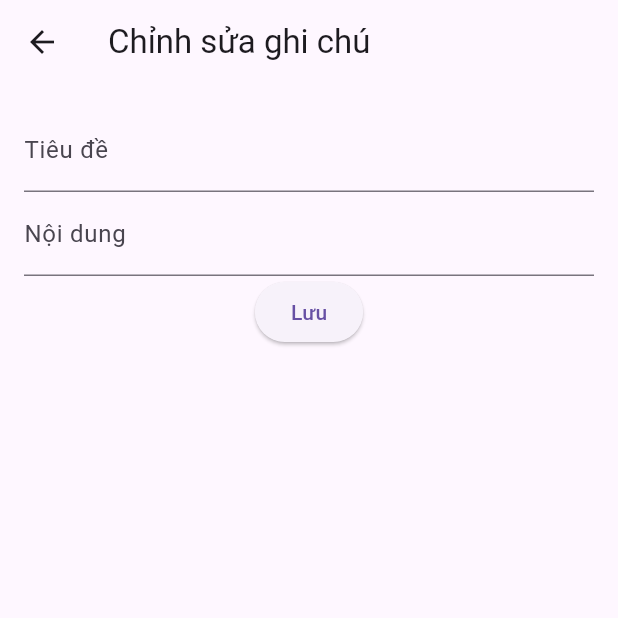
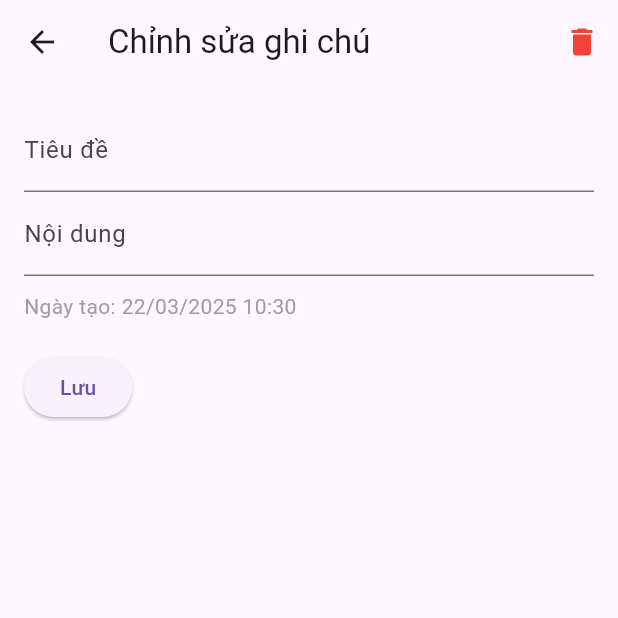
Before and after one commit to nhatanh100304/MobileAppNotePad, a Flutter app: the NoteEditorPage screen opened directly with empty values, on a phone screen of 412 x 824 dp, the top half of it. Run offline on Flutter 3.47's test engine with Material 3 defaults, Android fonts, the phone set to English and light mode, and no system bars; our stand-ins replace cloud_firestore, firebase_auth, firebase_core, flutter_bloc; accounts and stored records are empty.

Commit message:
add delete notepad

```diff
--- a/lib/presentation/view/note_edit_page.dart
+++ b/lib/presentation/view/note_edit_page.dart
@@ -1,34 +1,61 @@
 import 'package:firebase/domain/entities/note.dart';
 import 'package:firebase/presentation/Bloc/bloc_note/note_bloc.dart';
 import 'package:firebase/presentation/Bloc/bloc_note/note_event.dart';
-import 'package:flutter/cupertino.dart';
 import 'package:flutter/material.dart';
 import 'package:flutter_bloc/flutter_bloc.dart';
+import 'package:intl/intl.dart';
 
-class NoteEditorPage extends StatelessWidget {
+class NoteEditorPage extends StatefulWidget {
   final Note note;
 
   NoteEditorPage({required this.note});
 
-  final TextEditingController _titleController = TextEditingController();
-  final TextEditingController _contentController = TextEditingController();
+  @override
+  _NoteEditorPageState createState() => _NoteEditorPageState();
+}
+
+class _NoteEditorPageState extends State<NoteEditorPage> {
+  late TextEditingController _titleController;
+  late TextEditingController _contentController;
+
+  @override
+  void initState() {
+    super.initState();
+    _titleController = TextEditingController(text: widget.note.title);
+    _contentController = TextEditingController(text: widget.note.content);
+  }
 
   @override
   Widget build(BuildContext context) {
-    _titleController.text = note.title;
-    _contentController.text = note.content;
-
     return Scaffold(
-      appBar: AppBar(title: Text("Chỉnh sửa ghi chú")),
+      appBar: AppBar(
+        title: Text("Chỉnh sửa ghi chú"),
+        actions: [
+          IconButton(
+            icon: Icon(Icons.delete, color: Colors.red),
+            onPressed: () => _confirmDelete(context, widget.note.id),
+          ),
+        ],
+      ),
       body: Padding(
         padding: EdgeInsets.all(16.0),
         child: Column(
+          crossAxisAlignment: CrossAxisAlignment.start,
           children: [
             TextField(controller: _titleController, decoration: InputDecoration(labelText: "Tiêu đề")),
             TextField(controller: _contentController, decoration: InputDecoration(labelText: "Nội dung")),
+            SizedBox(height: 10),
+            Text(
+              "Ngày tạo: ${DateFormat('dd/MM/yyyy HH:mm').format(widget.note.createdAt)}",
+              style: TextStyle(fontSize: 14, color: Colors.grey),
+            ),
+            SizedBox(height: 20),
             ElevatedButton(
               onPressed: () {
-                final updatedNote = note.copyWith(title: _titleController.text, content: _contentController.text);
+                final updatedNote = widget.note.copyWith(
+                  title: _titleController.text,
+                  content: _contentController.text,
+                );
                 context.read<NoteBloc>().add(UpdateNote(updatedNote));
                 Navigator.pop(context);
               },
@@ -39,4 +66,30 @@ class NoteEditorPage extends StatelessWidget {
       ),
     );
   }
+
+  void _confirmDelete(BuildContext context, String noteId) {
+    showDialog(
+      context: context,
+      builder: (BuildContext dialogContext) {
+        return AlertDialog(
+          title: Text("Xác nhận xóa"),
+          content: Text("Bạn có chắc chắn muốn xóa ghi chú này không?"),
+          actions: [
+            TextButton(
+              onPressed: () => Navigator.pop(dialogContext),
+              child: Text("Hủy"),
+            ),
+            TextButton(
+              onPressed: () {
+                context.read<NoteBloc>().add(DeleteNote(noteId));
+                Navigator.pop(dialogContext);
+                Navigator.pop(context); // Quay về danh sách ghi chú sau khi xóa
+              },
+              child: Text("Xóa", style: TextStyle(color: Colors.red)),
+            ),
+          ],
+        );
+      },
+    );
+  }
 }
--- a/pubspec.yaml
+++ b/pubspec.yaml
@@ -17,6 +17,7 @@ dependencies:
   flutter_bloc: ^8.1.3
   equatable: ^2.0.5
   dartz: ^0.10.1
+  intl: ^0.18.0
 dev_dependencies:
   flutter_test:
     sdk: flutter
```
Also changed, not shown: lib/data/repositories/note_repository_implementation.dart (+22 -1 lines), lib/data/repositories/users_repository_implementation.dart (+23 -28 lines), lib/presentation/Bloc/bloc_note/note_bloc.dart (+6 -4 lines), lib/presentation/view/note_list_page.dart (+47 -4 lines), pubspec.lock.
